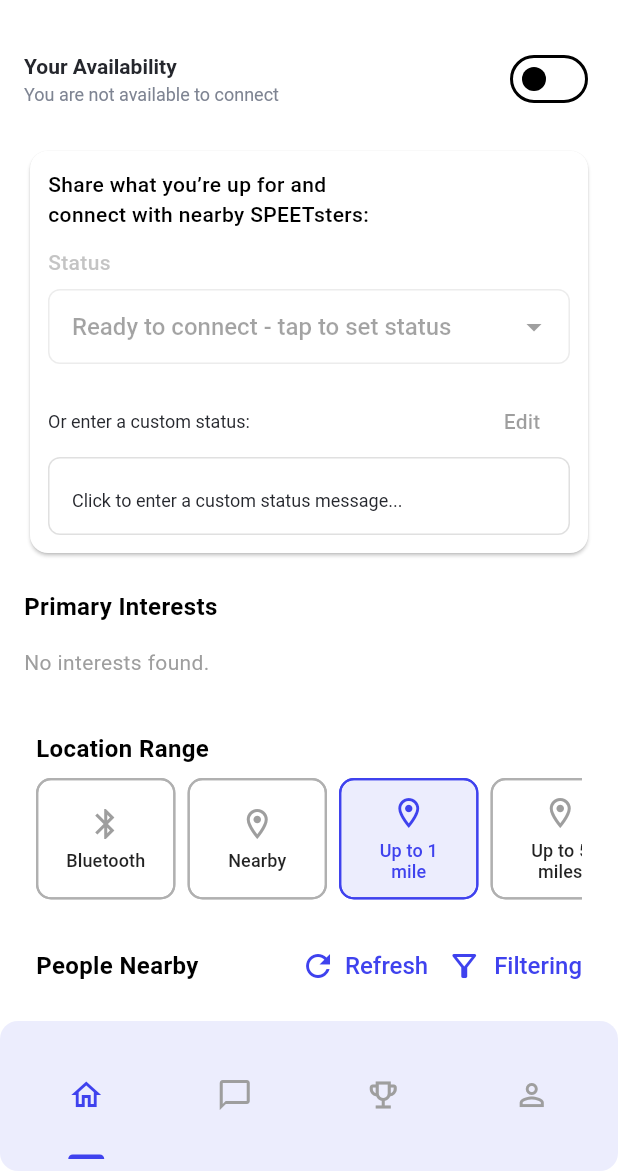
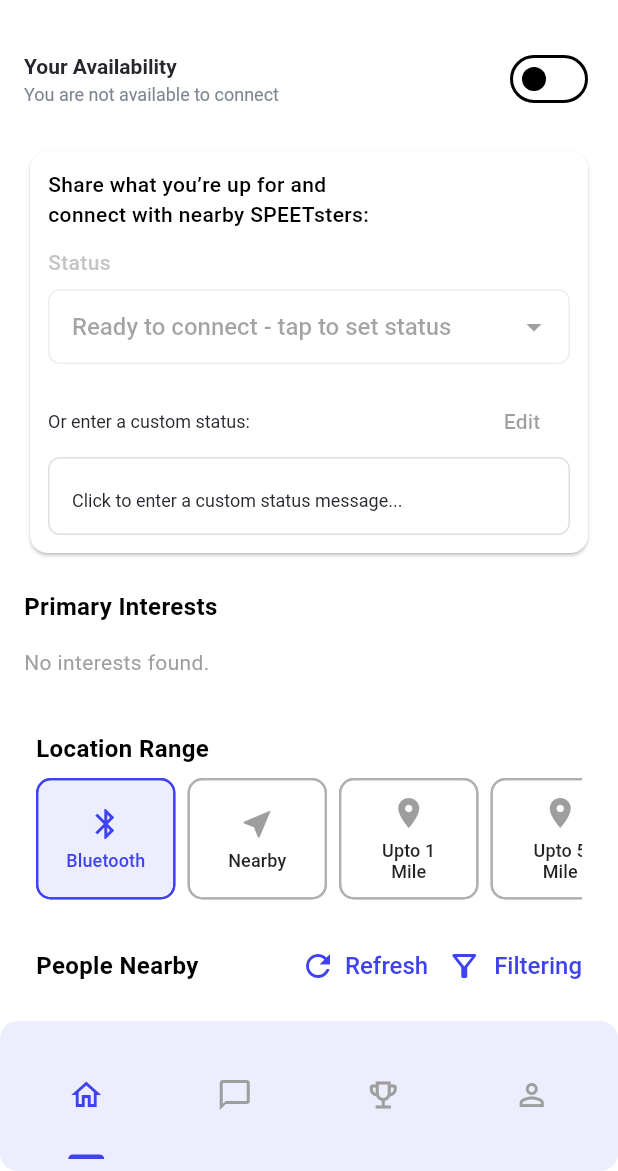
Before and after one commit to FSDTeam-SAA/flutter_ursffiver, a Flutter app: the MainApp screen opened directly, on a phone screen of 412 x 824 dp, the part 65-1236 px from its top. Run offline on Flutter 3.47's test engine with Material 3 defaults, Android fonts, the phone set to English and light mode, and no system bars; drawn by our look-alikes of flutter_animate; our stand-ins replace another_flushbar, dartz, dio, file_picker, flutter_secure_storage, geolocator and 8 more; accounts and stored records are empty; network calls fail; Roboto replaces fonts that are missing (NotoSansKR).

Commit message:
Fix: Big bug with GETX is solved now.
Moved the app controller initialization to the main app screen state class. Now every child widget of the MainApp[currently] will have all three necessary controller data with Get.find().

```diff
--- a/lib/app/controller/app_global_controllers.dart
+++ b/lib/app/controller/app_global_controllers.dart
@@ -25,15 +25,26 @@
 // }
 
 
+import 'package:flutter/material.dart';
 import 'package:flutter_ursffiver/app/controller/home_controller.dart';
 import 'package:flutter_ursffiver/features/inbox/controller/inbox_chat_data_provider.dart';
 import 'package:flutter_ursffiver/features/profile/controller/profile_data_controller.dart';
 import 'package:get/get.dart';
 
-class AppControllerInitializer extends GetxController {
+class AppControllerInitializer {
 
-  final HomeController homeController = Get.put(HomeController());
-  final InboxChatDataProvider inboxChatDataProvider = Get.put(InboxChatDataProvider());
-  final ProfileDataProvider profileDataProvider = Get.put(ProfileDataProvider());
+  AppControllerInitializer() {
+    debugPrint("AppControllerInitializer initialized");
+  }
+
+  final HomeController homeController = HomeController();
+  final InboxChatDataProvider inboxChatDataProvider = InboxChatDataProvider();
+  final ProfileDataProvider profileDataProvider = ProfileDataProvider();
+
+  void init() {
+    Get.put<HomeController>(homeController);
+    Get.put<InboxChatDataProvider>(inboxChatDataProvider);
+    Get.put<ProfileDataProvider>(profileDataProvider);
+  }
 
 }
--- a/lib/app/main_app.dart
+++ b/lib/app/main_app.dart
@@ -6,7 +6,10 @@ import 'package:get/route_manager.dart';
 import '../core/theme/app_colors.dart';
 import '../features/badges/presentation/screen/badges_screen.dart';
 import '../features/home/presentation/screen/home_screen.dart';
+import '../features/inbox/controller/inbox_chat_data_provider.dart';
 import '../features/inbox/presentation/screen/all_chat_screen.dart';
+import '../features/profile/controller/profile_data_controller.dart';
+import 'controller/home_controller.dart';
 
 class MainApp extends StatefulWidget {
   const MainApp({super.key});
@@ -17,13 +20,22 @@ class MainApp extends StatefulWidget {
 
 class _MainAppState extends State<MainApp> with TickerProviderStateMixin{
   late final TabController _controller;
+  final appControllerInitializer = AppControllerInitializer();
 
   @override
   void initState() {
     // TODO: implement initState
     super.initState();
     _controller = TabController(length: 4, vsync: this);
-    Get.find<AppControllerInitializer>().inboxChatDataProvider.init();
+      Get.put<AppControllerInitializer>(appControllerInitializer);
+      appControllerInitializer.init();
+    //Get.find<AppControllerInitializer>().inboxChatDataProvider.init();
+  }
+
+  @override
+  void dispose() {
+    // TODO: implement dispose
+    super.dispose();
   }
 
   @override
--- a/lib/core/services/app_pigeon/app_pigeon.dart
+++ b/lib/core/services/app_pigeon/app_pigeon.dart
@@ -73,7 +73,7 @@ class AppPigeon {
       token: token,
       joinId: param.joinId,
     );
-    _socketService.init(socketConnectParam);
+    await _socketService.init(socketConnectParam);
   }
 
   Stream<AuthStatus> get authStream => _authService.authStream;
--- a/lib/core/services/app_pigeon/socket/socket_service.dart
+++ b/lib/core/services/app_pigeon/socket/socket_service.dart
@@ -39,13 +39,13 @@ class SocketService {
 
   bool get isConnected => _socket?.connected ?? false;
 
-  void init(SocketConnectParam socketConnectParam) {
+  Future<void> init(SocketConnectParam socketConnectParam)async {
     _attempts++;
     debugPrint("Socket init attempt: $_attempts");
     _param = socketConnectParam;
     // Dispose previous socket, if exists
     _disposeSocket();
-    _init();
+    await _init();
   }
 
   Future<void> _init() async {
--- a/lib/features/home/controller/filter_people_suggestion_controller.dart
+++ b/lib/features/home/controller/filter_people_suggestion_controller.dart
@@ -28,7 +28,7 @@ class FilterPeopleSuggestionController extends GetxController {
   );
 
   Coordinates? currentLocation;
-  Rx<LocationRange?> selectedLocationRange = Rx<LocationRange?>(null);
+  Rx<LocationRange?> selectedLocationRange = Rx<LocationRange?>(LocationRange.nearby);
 
   Future<void> findSuggestion({bool forceFresh = false}) async {
     if (forceFresh) {
--- a/lib/features/home/model/get_user_suggestion_req_param.dart
+++ b/lib/features/home/model/get_user_suggestion_req_param.dart
@@ -1,3 +1,4 @@
+import 'package:flutter/material.dart';
 import 'package:flutter_ursffiver/core/common/model/coordinates.dart';
 
 enum LocationRange {
@@ -8,6 +9,19 @@ enum LocationRange {
 
   final String name;
   const LocationRange(this.name);
+
+  IconData get icon {
+    switch(this) {
+      case LocationRange.bluetooth:
+        return Icons.bluetooth;
+      case LocationRange.nearby:
+        return Icons.near_me;
+      case LocationRange.uptoOneMile:
+        return Icons.location_on;
+      case LocationRange.uptoFiveMile:
+        return Icons.location_on;
+    }
+  }
 }
 
 class GetUserSuggestionReqParam {
--- a/lib/features/home/presentation/screen/home_screen.dart
+++ b/lib/features/home/presentation/screen/home_screen.dart
@@ -9,6 +9,7 @@ import 'package:flutter_ursffiver/core/componenet/pagination/widget/paginated_li
 import 'package:flutter_ursffiver/features/common/textfield.dart';
 import 'package:flutter_ursffiver/features/home/controller/filter_people_suggestion_controller.dart';
 import 'package:flutter_ursffiver/features/home/controller/status_controller.dart';
+import 'package:flutter_ursffiver/features/home/model/get_user_suggestion_req_param.dart';
 import 'package:flutter_ursffiver/features/home/presentation/screen/user_verification_screen.dart';
 import 'package:flutter_ursffiver/features/home/presentation/widget/user_profile_card.dart';
 import 'package:flutter_ursffiver/features/home/presentation/screen/user_unvarifaid_screen.dart';
@@ -17,6 +18,7 @@ import 'package:shimmer/shimmer.dart';
 import '../../../../core/theme/app_colors.dart';
 import '../../../../core/theme/text_style.dart';
 import '../../../common/app_logo.dart';
+import '../../../inbox/controller/inbox_chat_data_provider.dart';
 import '../../../notification/screen/notification_screen.dart';
 import '../../../profile/controller/profile_data_controller.dart';
 import '../../../profile/model/user_profile.dart';
@@ -55,24 +57,6 @@ class _HomeScreenState extends State<HomeScreen> {
   final TextEditingController customMessageController = TextEditingController();
   final FocusNode _customStatusFocus = FocusNode();
   bool isEditing = false;
-  int selectedRange = 2;
-
-  final List<String> ranges = [
-    "Bluetooth",
-    "Nearby",
-    "Up to 1 mile",
-    "Up to 5 miles",
-    "Up to 10 miles",
-  ];
-
-  // Define icons (same length as ranges)
-  final List<IconData> rangeIcons = [
-    Icons.bluetooth,
-    Icons.location_on_outlined,
-    Icons.location_on_outlined,
-    Icons.location_on_outlined,
-    Icons.location_on_outlined,
-  ];
 
   @override
   Widget build(BuildContext context) {
@@ -376,6 +360,8 @@ class _HomeScreenState extends State<HomeScreen> {
               ),
             ),
 
+
+
             SliverAppBar(
               automaticallyImplyLeading: false,
               pinned: true,
@@ -395,69 +381,10 @@ class _HomeScreenState extends State<HomeScreen> {
                     ),
                     const SizedBox(height: 8),
 
-                    SingleChildScrollView(
-                      scrollDirection: Axis.horizontal,
-                      child: Row(
-                        children: List.generate(
-                          ranges.length,
-                          (index) => Padding(
-                            padding: const EdgeInsets.only(right: 8),
-                            child: ChoiceChip(
-                              label: SizedBox(
-                                height: 62,
-                                width: 58,
-                                child: Column(
-                                  mainAxisAlignment: MainAxisAlignment.center,
-                                  children: [
-                                    Icon(
-                                      rangeIcons[index],
-                                      size: 24,
-                                      color: selectedRange == index
-                                          ? AppColors.primarybutton
-                                          : Colors.grey,
-                                    ),
-                                    const SizedBox(height: 6),
-                                    Flexible(
-                                      child: Text(
-                                        ranges[index],
-                                        maxLines: 2,
-                                        textAlign: TextAlign.center,
-                                        overflow: TextOverflow.ellipsis,
-                                        style: TextStyle(
-                                          color: selectedRange == index
-                                              ? AppColors.primarybutton
-                                              : Colors.black87,
-                                          fontSize: 12,
-                                          height: 1.2,
-                                        ),
-                                      ),
-                                    ),
-                                  ],
-                                ),
-                              ),
-                              selected: selectedRange == index,
-                              onSelected: (val) {
-                                setState(() {
-                                  selectedRange = index;
-                                });
-                              },
-                              selectedColor: const Color(0xFFECEDFD),
-                              backgroundColor: Colors.white,
-                              shape: RoundedRectangleBorder(
-                                borderRadius: BorderRadius.circular(10),
-                                side: BorderSide(
-                                  color: selectedRange == index
-                                      ? AppColors.primarybutton
-                                      : AppColors.textFieldBorder,
-                                  width: 1.5,
-                                ),
-                              ),
-                              showCheckmark: false,
-                            ),
-                          ),
-                        ),
-                      ),
-                    ),
+                    _SelectRange(onSelect: (selectedRange) {
+                      _filterPeopleSuggestionController.selectedLocationRange.value = selectedRange;
+                      _filterPeopleSuggestionController.findSuggestion(forceFresh: true);
+                    }),
 
                     const SizedBox(height: 20),
 
@@ -582,11 +509,15 @@ class _UserSuggestionCard extends StatefulWidget {
   State<_UserSuggestionCard> createState() => _UserSuggestionCardState();
 }
 
-class _UserSuggestionCardState extends State<_UserSuggestionCard>
-    with AutomaticKeepAliveClientMixin {
+class _UserSuggestionCardState extends State<_UserSuggestionCard> {
+
+  @override
+  void initState() {
+    // TODO: implement initState
+    super.initState();
+  }
   @override
   Widget build(BuildContext context) {
-    super.build(context);
     return Column(
       children: [
         UserProfileCard(user: widget.profile),
@@ -597,9 +528,6 @@ class _UserSuggestionCardState extends State<_UserSuggestionCard>
     ).animate().fadeIn(duration: 300.ms, delay: (100).ms);
   }
 
-  @override
-  // TODO: implement wantKeepAlive
-  bool get wantKeepAlive => true;
 }
 
 // skeleton for user suggestion card
@@ -683,6 +611,87 @@ class UserSuggestionSkeleton extends StatelessWidget {
   }
 }
 
+class _SelectRange extends StatefulWidget {
+  final Function(LocationRange selected) onSelect;
+  const _SelectRange({super.key, required this.onSelect});
+
+  @override
+  State<_SelectRange> createState() => _SelectRangeState();
+}
+
+class _SelectRangeState extends State<_SelectRange> {
+  int selectedRange = 0;
+  @override
+  Widget build(BuildContext context) {
+    return SingleChildScrollView(
+        scrollDirection: Axis.horizontal,
+        child: Row(
+          children: List.generate(
+            LocationRange.values.length,
+            (index) => Padding(
+              padding: const EdgeInsets.only(right: 8),
+              child: ChoiceChip(
+                label: SizedBox(
+                  height: 62,
+                  width: 58,
+                  child: Column(
+                    mainAxisAlignment: MainAxisAlignment.center,
+                    children: [
+                      Icon(
+                        LocationRange.values[index].icon,
+                        size: 24,
+                        color: selectedRange == index
+                            ? AppColors.primarybutton
+                            : Colors.grey,
+                      ),
+                      const SizedBox(height: 6),
+                      Flexible(
+                        child: Text(
+                          LocationRange.values[index].name,
+                          maxLines: 2,
+                          textAlign: TextAlign.center,
+                          overflow: TextOverflow.ellipsis,
+                          style: TextStyle(
+                            color: selectedRange == index
+                                ? AppColors.primarybutton
+                                : Colors.black87,
+                            fontSize: 12,
+                            height: 1.2,
+                          ),
+                        ),
+                      ),
+                    ],
+                  ),
+                ),
+                selected: selectedRange == index,
+                onSelected: (val) {
+                  widget.onSelect(LocationRange.values[index]);
+                  selectedRange = index;
+                  setState(() {
+
+                  });
+                },
+                selectedColor: const Color(0xFFECEDFD),
+                backgroundColor: Colors.white,
+                shape: RoundedRectangleBorder(
+                  borderRadius: BorderRadius.circular(10),
+                  side: BorderSide(
+                    color: selectedRange == index
+                        ? AppColors.primarybutton
+                        : AppColors.textFieldBorder,
+                    width: 1.5,
+                  ),
+                ),
+                showCheckmark: false,
+              ),
+            ),
+          ),
+        ),
+      );
+
+  }
+}
+
 // class InterestsGrid extends StatelessWidget {
 //   final List<InterestModel> chips;
 
--- a/lib/features/home/presentation/screen/user-profile_screen.dart
+++ b/lib/features/home/presentation/screen/user-profile_screen.dart
@@ -6,6 +6,7 @@ import 'package:flutter_ursffiver/core/theme/text_style.dart';
 import 'package:flutter_ursffiver/features/badges/model/badge_model.dart';
 import 'package:flutter_ursffiver/features/inbox/presentation/widget/send_message_dialog.dart';
 import 'package:flutter_ursffiver/features/profile/model/user_profile.dart';
+import 'package:get/get.dart';
 
 import '../../../../core/common/model/interest_model.dart';
 
@@ -195,7 +196,7 @@ class _UserProfileScreenState extends State<UserProfileScreen> {
                         builder: (context) {
                           return BackdropFilter(
                             filter: ImageFilter.blur(sigmaX: 5, sigmaY: 5),
-                            child: SendChatRequestDialog(user: widget.user),
+                            child: SendChatRequestDialog(user: widget.user, inboxchatdatacontroller: Get.find(),),
                           );
                         },
                       );
--- a/lib/features/inbox/controller/inbox_chat_data_provider.dart
+++ b/lib/features/inbox/controller/inbox_chat_data_provider.dart
@@ -11,6 +11,10 @@ import 'package:get/get.dart';
 import '../model/chat_model.dart';
 
 class InboxChatDataProvider extends GetxController {
+  InboxChatDataProvider() {
+    _init();
+  }
+
   RxList<ChatController> chats = RxList<ChatController>([]);
   StreamSubscription<MessageModel>? _newMessageSubscription;
   StreamSubscription<ChatModel>? _chatUpdateSubscription;
@@ -25,9 +29,7 @@ class InboxChatDataProvider extends GetxController {
     super.dispose();
   }
 
-  InboxChatDataProvider();
-
-  void init() {
+  void _init() {
     _listenToNewMessageStream();
     _listenToChatStream();
     _getChats();
--- a/lib/features/inbox/model/chat_model.dart
+++ b/lib/features/inbox/model/chat_model.dart
@@ -88,7 +88,7 @@ class ChatModel {
     };
   }
 
-  factory ChatModel.fromMap(Map<String, dynamic> map) {
+  factory ChatModel.fromJson(Map<String, dynamic> map) {
     return ChatModel(
       id: map['_id'] as String,
       requestedBy: UserProfile.fromJson(
@@ -109,8 +109,6 @@ class ChatModel {
 
   String toJson() => json.encode(toMap());
 
-  factory ChatModel.fromJson(String source) =>
-      ChatModel.fromMap(json.decode(source) as Map<String, dynamic>);
 
   @override
   String toString() {
--- a/lib/features/inbox/presentation/screen/all_chat_screen.dart
+++ b/lib/features/inbox/presentation/screen/all_chat_screen.dart
@@ -188,7 +188,8 @@ class _AllChatScreeenState extends State<AllChatScreeen> {
   void initState() {
     // TODO: implement initState
     super.initState();
-    chatController = Get.put<InboxChatDataProvider>(InboxChatDataProvider());
+    chatController = Get.find<InboxChatDataProvider>();
+
   }
 
   @override
--- a/lib/features/inbox/presentation/widget/send_message_dialog.dart
+++ b/lib/features/inbox/presentation/widget/send_message_dialog.dart
@@ -6,7 +6,8 @@ import 'package:get/get.dart';
 
 class SendChatRequestDialog extends StatefulWidget {
   final UserProfile user;
-  const SendChatRequestDialog({super.key, required this.user});
+  final InboxChatDataProvider inboxchatdatacontroller;
+  const SendChatRequestDialog({super.key, required this.user, required this.inboxchatdatacontroller});
 
   @override
   State<SendChatRequestDialog> createState() => _SendChatRequestDialogState();
@@ -78,7 +79,7 @@ class _SendChatRequestDialogState extends State<SendChatRequestDialog> {
                       padding: const EdgeInsets.symmetric(vertical: 14),
                     ),
                     onPressed: () {
-                      Get.find<InboxChatDataProvider>().inviteChat(userId: widget.user.id);
+                      widget.inboxchatdatacontroller.inviteChat(userId: widget.user.id);
                       Navigator.pop(
                         context,
                         // MaterialPageRoute(
--- a/lib/features/inbox/service/chat_interface_impl.dart
+++ b/lib/features/inbox/service/chat_interface_impl.dart
@@ -35,7 +35,7 @@ final class ChatInterfaceImpl extends InboxInterface {
 
           if (dataMap['data'] is List) {
             final chatList = (dataMap['data'] as List)
-                .map((item) => ChatModel.fromMap(item))
+                .map((item) => ChatModel.fromJson(item))
                 .toList();
             return Success(message: "Chats Loaded", data: chatList);
           }
--- a/lib/main.dart
+++ b/lib/main.dart
@@ -31,7 +31,13 @@ class _MyAppState extends State<MyApp> {
     // TODO: implement initState
     super.initState();
     appManager = Get.put(AppManager());
+  }
 
+  @override
+  void dispose() {
+    // TODO: implement dispose
+    super.dispose();
+    appManager.dispose();
   }
 
   @override
```
Also changed, not shown: lib/app/app_manager.dart (+1 -21 lines), lib/features/home/presentation/widget/user_profile_card.dart (+11 -0 lines), 3 other files.
